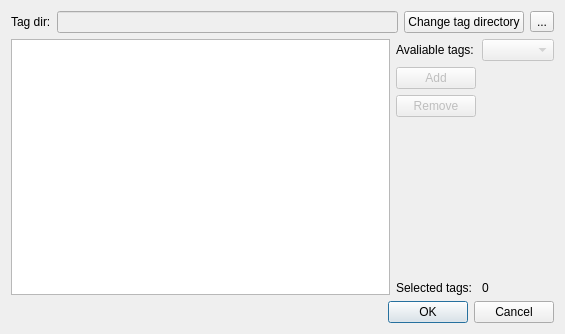
Old version of the form lib/multi_video/ui/select_tag.ui in the repository ostr00000/multi-video.
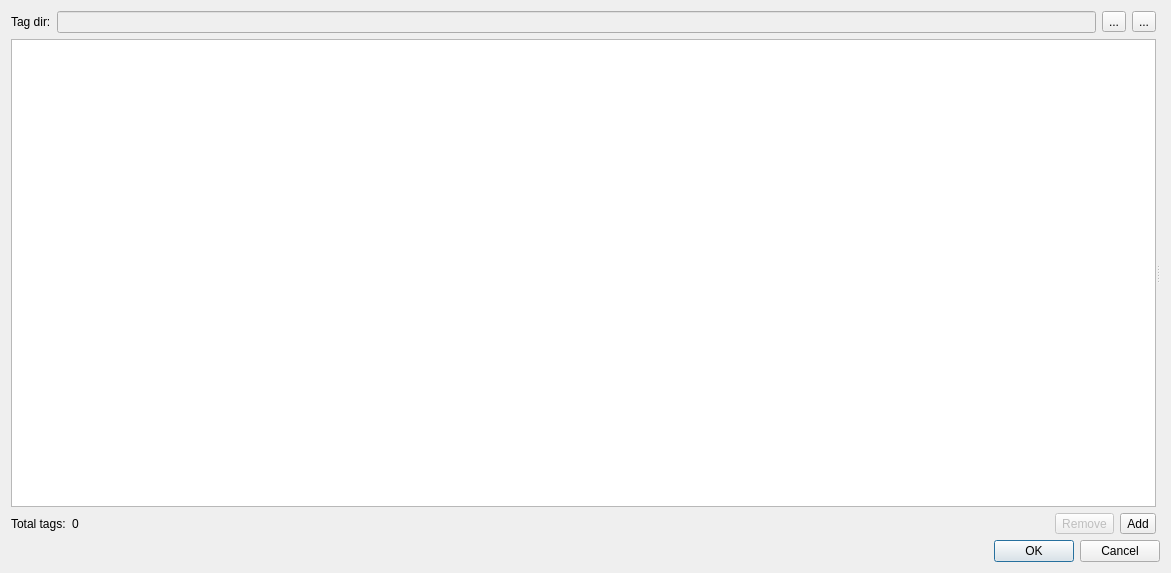
New version of the form. Icons and pictures are not drawn.

```diff
--- a/lib/multi_video/ui/select_tag.ui
+++ b/lib/multi_video/ui/select_tag.ui
@@ -6,13 +6,20 @@
    <rect>
     <x>0</x>
     <y>0</y>
-    <width>565</width>
-    <height>334</height>
+    <width>1171</width>
+    <height>573</height>
    </rect>
   </property>
   <property name="windowTitle">
    <string>Select tags</string>
   </property>
+  <layout class="QVBoxLayout" name="verticalLayout_3">
+   <item>
+    <widget class="QSplitter" name="splitter">
+     <property name="orientation">
+      <enum>Qt::Horizontal</enum>
+     </property>
+     <widget class="QWidget" name="layoutWidget">
   <layout class="QVBoxLayout" name="verticalLayout">
    <item>
     <layout class="QHBoxLayout" name="horizontalLayout_2">
@@ -34,10 +41,16 @@
       </widget>
      </item>
      <item>
-      <widget class="QPushButton" name="changeTagDirButton">
-       <property name="text">
+          <widget class="QToolButton" name="changeTagDirButton">
+           <property name="toolTip">
         <string>Change tag directory</string>
        </property>
+           <property name="text">
+            <string>...</string>
+           </property>
+           <property name="icon">
+            <iconset theme="folder"/>
+           </property>
       </widget>
      </item>
      <item>
@@ -54,76 +67,59 @@
     </layout>
    </item>
    <item>
-    <layout class="QHBoxLayout" name="horizontalLayout">
-     <item>
       <widget class="QListWidget" name="listWidget"/>
      </item>
      <item>
-      <layout class="QFormLayout" name="formLayout">
-       <item row="0" column="0">
-        <widget class="QLabel" name="label">
-         <property name="text">
-          <string>Avaliable tags:</string>
-         </property>
-        </widget>
-       </item>
-       <item row="0" column="1">
-        <widget class="QComboBox" name="tagComboBox">
-         <property name="enabled">
-          <bool>false</bool>
-         </property>
-        </widget>
-       </item>
-       <item row="1" column="0">
-        <widget class="QPushButton" name="buttonAdd">
-         <property name="enabled">
-          <bool>false</bool>
-         </property>
-         <property name="text">
-          <string>Add</string>
-         </property>
-        </widget>
-       </item>
-       <item row="2" column="0">
-        <widget class="QPushButton" name="buttonRemove">
-         <property name="enabled">
-          <bool>false</bool>
-         </property>
-         <property name="text">
-          <string>Remove</string>
-         </property>
-        </widget>
-       </item>
-       <item row="4" column="0" colspan="2">
-        <spacer name="verticalSpacer">
-         <property name="orientation">
-          <enum>Qt::Vertical</enum>
-         </property>
-         <property name="sizeHint" stdset="0">
-          <size>
-           <width>20</width>
-           <height>40</height>
-          </size>
-         </property>
-        </spacer>
-       </item>
-       <item row="5" column="0">
+        <layout class="QHBoxLayout" name="horizontalLayout">
+         <item>
         <widget class="QLabel" name="label_3">
+           <property name="sizePolicy">
+            <sizepolicy hsizetype="Maximum" vsizetype="Preferred">
+             <horstretch>0</horstretch>
+             <verstretch>0</verstretch>
+            </sizepolicy>
+           </property>
          <property name="text">
-          <string>Selected tags:</string>
+            <string>Total tags:</string>
          </property>
         </widget>
        </item>
-       <item row="5" column="1">
+         <item>
         <widget class="QLabel" name="selectedTagLabel">
          <property name="text">
           <string>0</string>
          </property>
         </widget>
        </item>
+         <item>
+          <widget class="QToolButton" name="removeButton">
+           <property name="enabled">
+            <bool>false</bool>
+           </property>
+           <property name="text">
+            <string>Remove</string>
+           </property>
+          </widget>
+         </item>
+         <item>
+          <widget class="QToolButton" name="addButton">
+           <property name="text">
+            <string>Add</string>
+           </property>
+          </widget>
+         </item>
       </layout>
      </item>
     </layout>
+     </widget>
+     <widget class="QWidget" name="widget" native="true">
+      <layout class="QVBoxLayout" name="verticalLayout_2">
+       <item>
+        <widget class="QWidget" name="tagWidgetPlaceholder" native="true"/>
+       </item>
+      </layout>
+     </widget>
+    </widget>
    </item>
    <item>
     <widget class="QDialogButtonBox" name="buttonBox">
```
Left out of the diff: 5 changed lines with no effect on the pictures. Lines whose indentation alone changed are shown as unchanged.
